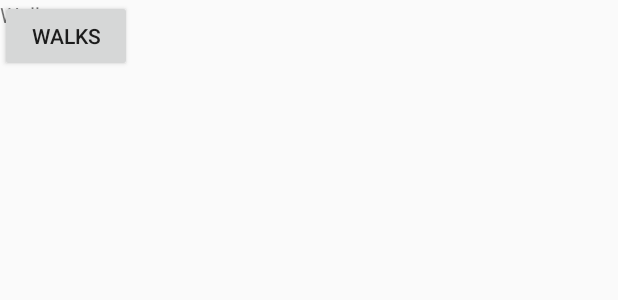
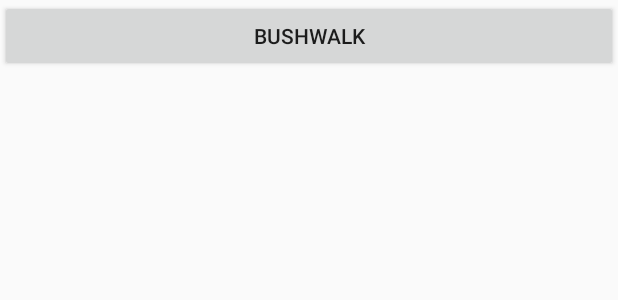
Before and after one commit to Robwhit/ACTParks, an Android app: the layout fragment_walks.xml on its own in the app's theme, with its tools: preview values and no code run, on a phone screen of 412 x 824 dp. Shown: the top 300 px of the screen. Run offline under Robolectric (Android 15) with nearby library versions, the phone set to English and light mode, and no system bars.

Commit message:
finish bushwalk list and fix some little bugs

```diff
--- a/app/src/main/java/actparks/parksapp/ParksFragment.java
+++ b/app/src/main/java/actparks/parksapp/ParksFragment.java
@@ -43,8 +43,10 @@ public class ParksFragment extends android.app.Fragment {
                 popupMenu.setOnMenuItemClickListener(new PopupMenu.OnMenuItemClickListener() {
                     @Override
                     public boolean onMenuItemClick(MenuItem menuItem) {
-                        Intent intent = new Intent(getActivity(), ParkActivity.class);
-                        startActivity(intent);
+                        if(menuItem.getTitle().equals("park1")) {
+                            Intent intent = new Intent(getActivity(), ParkActivity.class);
+                            startActivity(intent);
+                        }
                         return true;
                     }
                 });
--- a/app/src/main/res/layout/fragment_walks.xml
+++ b/app/src/main/res/layout/fragment_walks.xml
@@ -6,15 +6,11 @@
     tools:context=".ParksFragment">
 
     <!-- TODO: Update blank fragment layout -->
-    <TextView
-        android:layout_width="match_parent"
-        android:layout_height="match_parent"
-        android:text="Walks" />
 
     <Button
         android:id="@+id/walks_button"
-        android:layout_width="wrap_content"
+        android:layout_width="match_parent"
         android:layout_height="wrap_content"
-        android:text="Walks"/>
+        android:text="Bushwalk" />
 
 </FrameLayout>
```
Also changed, not shown: app/src/main/java/actparks/parksapp/WalksFragment.java (+24 -2 lines), app/src/main/res/layout/fragment_parks.xml (+2 -6 lines), app/src/main/res/menu/bushwalks_name.xml (added, +9 -0 lines), app/src/main/res/menu/parks_name.xml (added, +10 -0 lines).
